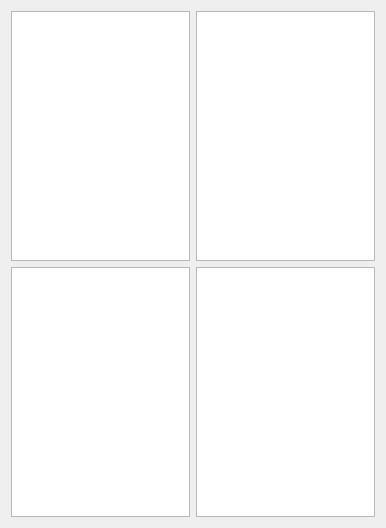
Before: the Qt Designer form XMall-Customer/menulistwidget.ui in XuanchenLi/XMall, drawn with Qt 5.
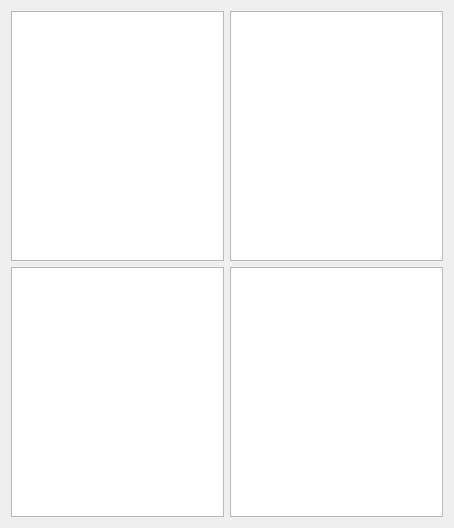
After: the same form once the commit is applied.

The edit to the form file:
```diff
--- a/XMall-Customer/menulistwidget.ui
+++ b/XMall-Customer/menulistwidget.ui
@@ -6,7 +6,7 @@
    <rect>
     <x>0</x>
     <y>0</y>
-    <width>386</width>
+    <width>454</width>
     <height>528</height>
    </rect>
   </property>
```
Left out of the diff: 3 changed lines with no effect on the pictures.
